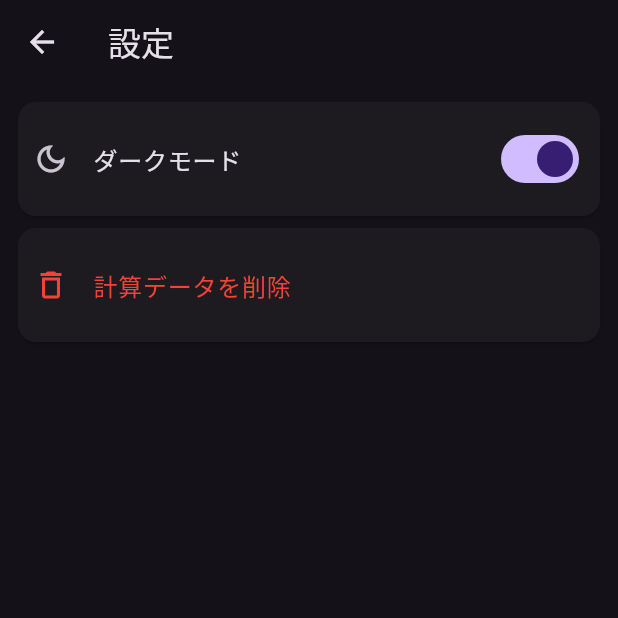
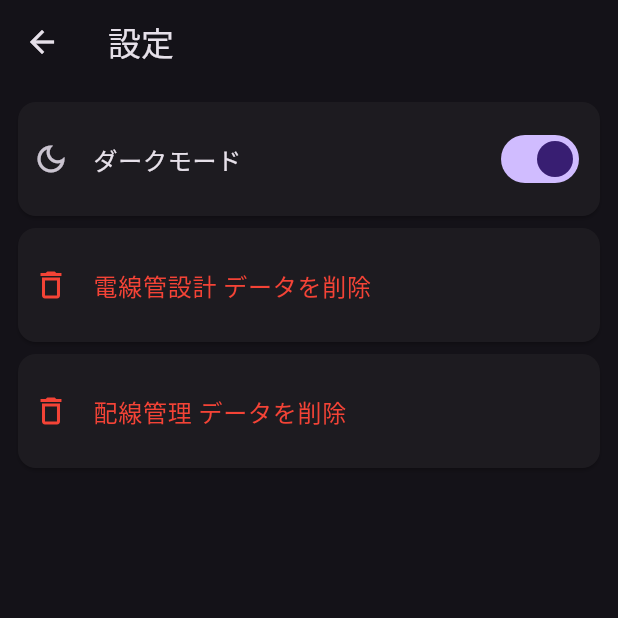
Before and after one commit to snova301/elec_calculator, a Flutter app: the screen it shows after launch, after a tap on "設定", on a phone screen of 412 x 824 dp, the top half of it. Run offline on Flutter 3.47's test engine with Material 2 defaults, Android fonts, the phone set to English and light mode, and no system bars; our stand-ins replace firebase_core, firebase_crashlytics, flutter_riverpod, freezed_annotation, shared_preferences; accounts and stored records are empty; generated files the repository leaves out were written again.

Commit message:
20220629 change change page

```diff
--- a/lib/src/model/data_class.dart
+++ b/lib/src/model/data_class.dart
@@ -42,6 +42,74 @@ extension PhaseNameEnumExt on PhaseNameEnum {
     }
   }
 }
+
+/// ページ名enum
+enum PageNameEnum {
+  toppage,
+  cableDesign,
+  elecPower,
+  conduit,
+  wiring,
+  setting,
+  about,
+}
+
+/// ページ名enumのextension
+extension PageNameEnumExt on PageNameEnum {
+  String get title {
+    switch (this) {
+      case PageNameEnum.toppage:
+        return 'トップページ';
+      case PageNameEnum.cableDesign:
+        return 'ケーブル設計';
+      case PageNameEnum.elecPower:
+        return '電力計算';
+      case PageNameEnum.conduit:
+        return '電線管設計';
+      case PageNameEnum.wiring:
+        return '配線管理';
+      case PageNameEnum.setting:
+        return '設定';
+      case PageNameEnum.about:
+        return 'About';
+    }
+  }
+
+  IconData? get icon {
+    switch (this) {
+      case PageNameEnum.toppage:
+        return Icons.home_rounded;
+      case PageNameEnum.cableDesign:
+        return Icons.design_services;
+      case PageNameEnum.elecPower:
+        return Icons.calculate;
+      case PageNameEnum.conduit:
+        return Icons.gavel_rounded;
+      case PageNameEnum.wiring:
+        return Icons.list_alt;
+      case PageNameEnum.setting:
+        return Icons.settings;
+      case PageNameEnum.about:
+        return null;
+    }
+  }
+}
+
+// /// bottomNaviページ名称
+// enum CalcPageNameEnum { cableDesign, elecPower, conduit }
+
+// extension CalcPageNameEnumExt on CalcPageNameEnum {
+//   String get pageName {
+//     switch (this) {
+//       case CalcPageNameEnum.cableDesign:
+//         return 'ケーブル設計';
+//       case CalcPageNameEnum.elecPower:
+//         return '電力計算';
+//       case CalcPageNameEnum.conduit:
+//         return '電線管設計';
+//     }
+//   }
+// }
 
 /// ケーブル設計入力のProvider入力データの定義
 @freezed
@@ -249,26 +317,7 @@ class SettingDataClass with _$SettingDataClass {
       _$SettingDataClassFromJson(json);
 }
 
-/// 配線リストの検索用enum
-enum PageNameEnum { toppage, calc, wiring, setting, about }
 
-/// 配線リストの検索用enumのextension
-extension PageNameEnumExt on PageNameEnum {
-  String get title {
-    switch (this) {
-      case PageNameEnum.toppage:
-        return 'トップページ';
-      case PageNameEnum.calc:
-        return '計算';
-      case PageNameEnum.wiring:
-        return '配線管理';
-      case PageNameEnum.setting:
-        return '設定';
-      case PageNameEnum.about:
-        return 'About';
-    }
-  }
-}
 
 // /// Map型に変換
 // Map toMap() => {
--- a/lib/src/view/calc_cable_design_page.dart
+++ b/lib/src/view/calc_cable_design_page.dart
@@ -1,3 +1,4 @@
+import 'package:elec_facility_calc/src/viewmodel/state_manager.dart';
 import 'package:flutter/material.dart';
 import 'package:flutter_riverpod/flutter_riverpod.dart';
 import 'package:elec_facility_calc/src/data/cable_data.dart';
@@ -15,6 +16,9 @@ class ListViewCableDesign extends ConsumerWidget {
 
   @override
   Widget build(BuildContext context, WidgetRef ref) {
+    /// shared_prefのデータ保存用非同期providerの読み込み
+    ref.watch(cableDesignSPSetProvider);
+
     return ListView(
       padding: EdgeInsets.fromLTRB(listViewPadding, 10, listViewPadding, 10),
       children: <Widget>[
--- a/lib/src/view/calc_elec_power_page.dart
+++ b/lib/src/view/calc_elec_power_page.dart
@@ -1,3 +1,4 @@
+import 'package:elec_facility_calc/src/viewmodel/state_manager.dart';
 import 'package:flutter/material.dart';
 import 'package:flutter_riverpod/flutter_riverpod.dart';
 import 'package:elec_facility_calc/src/view/calc_page.dart';
@@ -14,6 +15,9 @@ class ListViewElecPower extends ConsumerWidget {
 
   @override
   Widget build(BuildContext context, WidgetRef ref) {
+    /// shared_prefのデータ保存用非同期providerの読み込み
+    ref.watch(elecPowerSPSetProvider);
+
     return ListView(
       padding: EdgeInsets.fromLTRB(listViewPadding, 10, listViewPadding, 10),
       children: <Widget>[
--- a/lib/src/view/home_page.dart
+++ b/lib/src/view/home_page.dart
@@ -1,6 +1,7 @@
-import 'package:elec_facility_calc/src/model/data_class.dart';
 import 'package:flutter/material.dart';
 import 'package:flutter_riverpod/flutter_riverpod.dart';
+import 'package:elec_facility_calc/src/model/data_class.dart';
+import 'package:elec_facility_calc/src/viewmodel/state_manager.dart';
 import 'package:elec_facility_calc/src/view/calc_page.dart';
 import 'package:elec_facility_calc/src/view/about_page.dart';
 import 'package:elec_facility_calc/src/view/setting_page.dart';
@@ -27,30 +28,47 @@ class MyHomePage extends ConsumerWidget {
               padding: EdgeInsets.all(screenWidth / 5),
               children: <Widget>[
                 _PagePush(
-                  title: PageNameEnum.calc.title,
+                  title: PageNameEnum.cableDesign.title,
                   pagepush: const CalcPage(),
                   backGroundColor: Colors.green,
                   textColor: Colors.white,
-                  icon: Icons.calculate,
+                  icon: PageNameEnum.cableDesign.icon,
+                  bottomNaviFunc: () =>
+                      ref.read(bottomNaviSelectProvider.state).state = 0,
+                ),
+                _PagePush(
+                  title: PageNameEnum.elecPower.title,
+                  pagepush: const CalcPage(),
+                  backGroundColor: Colors.green,
+                  textColor: Colors.white,
+                  icon: PageNameEnum.elecPower.icon,
+                  bottomNaviFunc: () =>
+                      ref.read(bottomNaviSelectProvider.state).state = 1,
+                ),
+                _PagePush(
+                  title: PageNameEnum.conduit.title,
+                  pagepush: const CalcPage(),
+                  backGroundColor: Colors.green,
+                  textColor: Colors.white,
+                  icon: PageNameEnum.conduit.icon,
+                  bottomNaviFunc: () =>
+                      ref.read(bottomNaviSelectProvider.state).state = 2,
                 ),
                 _PagePush(
                   title: PageNameEnum.wiring.title,
                   pagepush: const WiringListPage(),
                   backGroundColor: Colors.green,
                   textColor: Colors.white,
-                  icon: Icons.list_alt,
+                  icon: PageNameEnum.wiring.icon,
                 ),
                 _PagePush(
                   title: PageNameEnum.setting.title,
                   pagepush: const SettingPage(),
-                  // color: Colors.grey,
-                  icon: Icons.settings,
+                  icon: PageNameEnum.setting.icon,
                 ),
                 _PagePush(
                   title: PageNameEnum.about.title,
                   pagepush: const AboutPage(),
-                  // color: Colors.grey,
-                  // icon: Icons.calculate,
                 ),
               ],
             ),
@@ -72,6 +90,7 @@ class _PagePush extends ConsumerWidget {
   final Color? backGroundColor;
   final Color? textColor;
   final IconData? icon;
+  final Function? bottomNaviFunc;
 
   const _PagePush({
     Key? key,
@@ -80,6 +99,7 @@ class _PagePush extends ConsumerWidget {
     this.backGroundColor,
     this.textColor,
     this.icon,
+    this.bottomNaviFunc,
   }) : super(key: key);
 
   @override
@@ -89,6 +109,12 @@ class _PagePush extends ConsumerWidget {
       elevation: 2,
       child: InkWell(
         onTap: () {
+          /// bottomNaviの値を変更
+          if (bottomNaviFunc != null) {
+            bottomNaviFunc!();
+          }
+
+          /// ページ遷移
           Navigator.push(
             context,
             MaterialPageRoute(builder: (context) => pagepush),
--- a/lib/src/view/setting_page.dart
+++ b/lib/src/view/setting_page.dart
@@ -18,9 +18,25 @@ class SettingPage extends ConsumerWidget {
       ),
       body: ListView(
         padding: const EdgeInsets.all(8),
-        children: const <Widget>[
-          _DarkmodeCard(),
-          _DataRemoveCard(),
+        children: <Widget>[
+          /// ダークモードの設定
+          const _DarkmodeCard(),
+
+          /// 電線管設計データの削除
+          _DataRemoveCard(
+            title: '電線管設計',
+            func: () {
+              StateManagerClass().removeConduitCalc(ref);
+            },
+          ),
+
+          /// 配線管理データの削除
+          _DataRemoveCard(
+            title: '配線管理',
+            func: () {
+              StateManagerClass().removeWiringList(ref);
+            },
+          ),
         ],
       ),
     );
@@ -47,40 +63,32 @@ class _DarkmodeCard extends ConsumerWidget {
   }
 }
 
-/// キャッシュデータ全削除のwidget
+/// 電線管設計キャッシュデータ削除のwidget
 class _DataRemoveCard extends ConsumerWidget {
-  const _DataRemoveCard({Key? key}) : super(key: key);
+  final String title;
+  final Function() func;
+  const _DataRemoveCard({
+    Key? key,
+    required this.title,
+    required this.func,
+  }) : super(key: key);
 
   @override
   Widget build(BuildContext context, WidgetRef ref) {
     return Card(
       child: ListTile(
-        title: const Text('計算データを削除'),
+        title: Text('$title データを削除'),
         textColor: Colors.red,
         iconColor: Colors.red,
         contentPadding: const EdgeInsets.all(10),
         leading: const Icon(Icons.delete_outline),
         onTap: () {
-          _DataRemoveDialog(context: context, ref: ref).removeAlert();
-        },
-      ),
-    );
-  }
-}
-
-/// キャッシュデータを削除する際のAlertDialog
-class _DataRemoveDialog {
-  BuildContext context;
-  WidgetRef ref;
-
-  _DataRemoveDialog({required this.context, required this.ref}) : super();
-
-  void removeAlert() {
+          /// ダイアログ表示後削除
           showDialog<String>(
             context: context,
             builder: (BuildContext context) => AlertDialog(
               title: const Text('注意'),
-        content: const Text('以前の計算データが削除されます。'),
+              content: Text('以前の $title データが削除されます。'),
               actions: <Widget>[
                 TextButton(
                   child: const Text('Cancel'),
@@ -90,7 +98,8 @@ class _DataRemoveDialog {
                   child: const Text('OK'),
                   onPressed: () {
                     /// shared_prefのデータを削除
-              StateManagerClass().remove(ref);
+                    // StateManagerClass().removeCalc(ref);
+                    func();
 
                     /// 戻る
                     Navigator.pop(context);
@@ -99,5 +108,8 @@ class _DataRemoveDialog {
               ],
             ),
           );
+        },
+      ),
+    );
   }
 }
```
Also changed, not shown: lib/src/view/calc_conduit_page.dart (+108 -76 lines), lib/src/view/calc_page.dart (+25 -33 lines), lib/src/view/common_page.dart (+59 -16 lines), lib/src/view/wiring_list_create_page.dart (+9 -1 lines), lib/src/view/wiring_list_page.dart (+20 -11 lines), lib/src/viewmodel/state_manager.dart (+21 -3 lines), 1 other file. Lines whose indentation alone changed are shown as unchanged.
